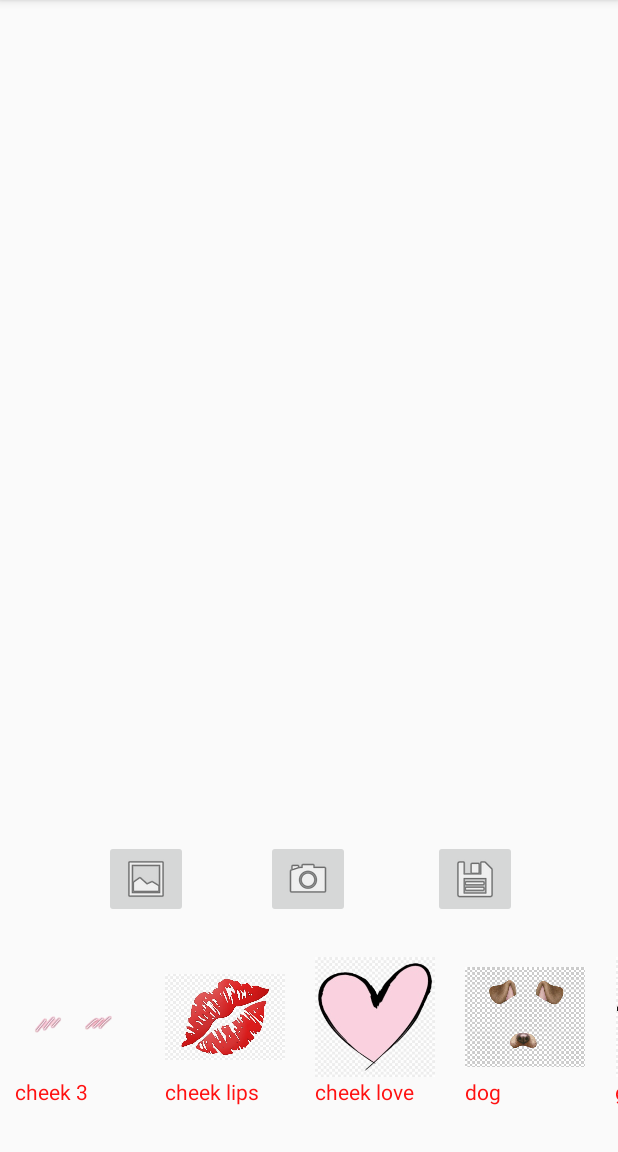
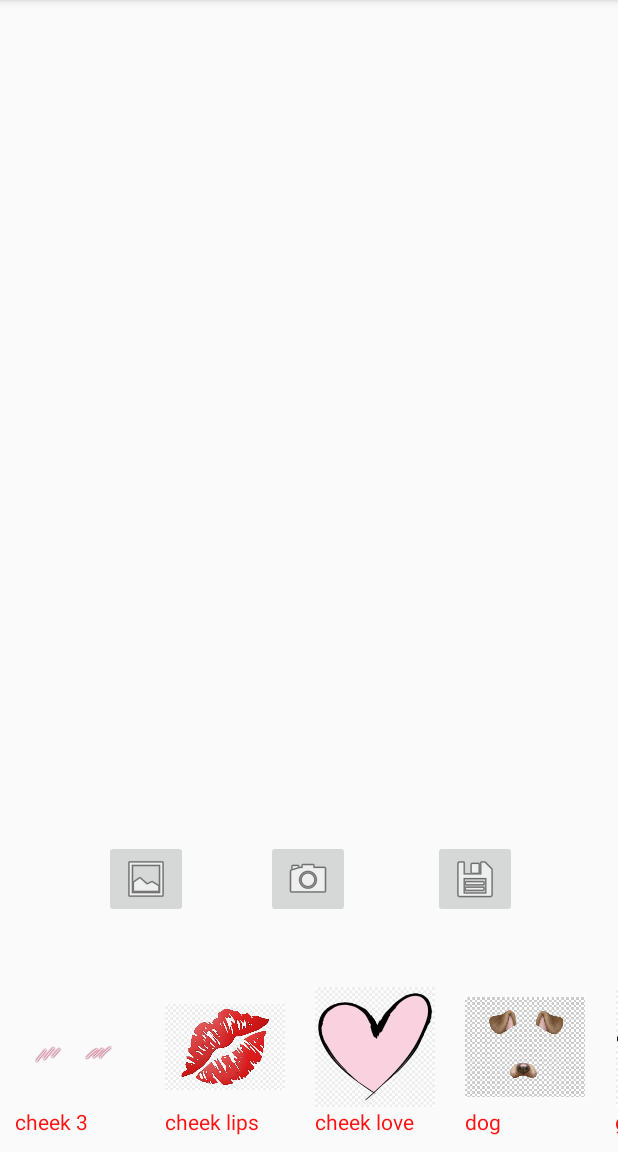
Before and after one commit to lcminh1009/FaceDectection, an Android app: the screen it shows after launch (MainActivity), on a phone screen of 412 x 824 dp, the part 84-1236 px from its top. Run offline under Robolectric (Android 15) with nearby library versions, the phone set to English and light mode, and no system bars; libraries missing offline, so code that uses them is left out: com.google.android.gms; 1 statement that could not run was skipped.

```diff
--- a/app/src/main/java/com/example/facedectection/FaceOverlayView.java
+++ b/app/src/main/java/com/example/facedectection/FaceOverlayView.java
@@ -108,10 +108,15 @@ public class FaceOverlayView extends View {
             //lấy hàm
             Face face = mFaces.valueAt(i);
 
+//                    Landmark landmark = face.getLandmarks().get(0);
+//                    int cx = (int) (landmark.getPosition().x * scale);
+//                    int cy = (int) (landmark.getPosition().y * scale);
+//                    canvas.drawCircle(cx, cy, 10, paint);
             for (Landmark landmark : face.getLandmarks()) {
                 int cx = (int) (landmark.getPosition().x * scale);
                 int cy = (int) (landmark.getPosition().y * scale);
                 canvas.drawCircle(cx, cy, 10, paint);
+
             }
 
         }
--- a/app/src/main/res/layout/activity_main.xml
+++ b/app/src/main/res/layout/activity_main.xml
@@ -68,7 +68,7 @@
     <androidx.recyclerview.widget.RecyclerView
         android:id="@+id/recycle_view"
         android:layout_width="match_parent"
-        android:layout_height="140dp"
+        android:layout_height="120dp"
         android:layout_marginTop="600dp"
         app:layout_constraintBottom_toBottomOf="parent"
         app:layout_constraintEnd_toEndOf="parent"
```
